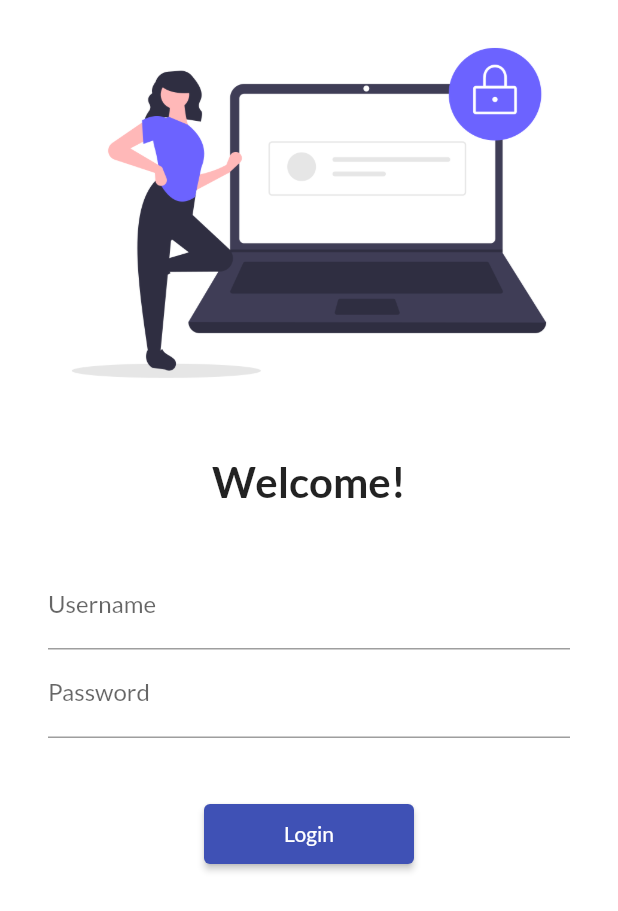
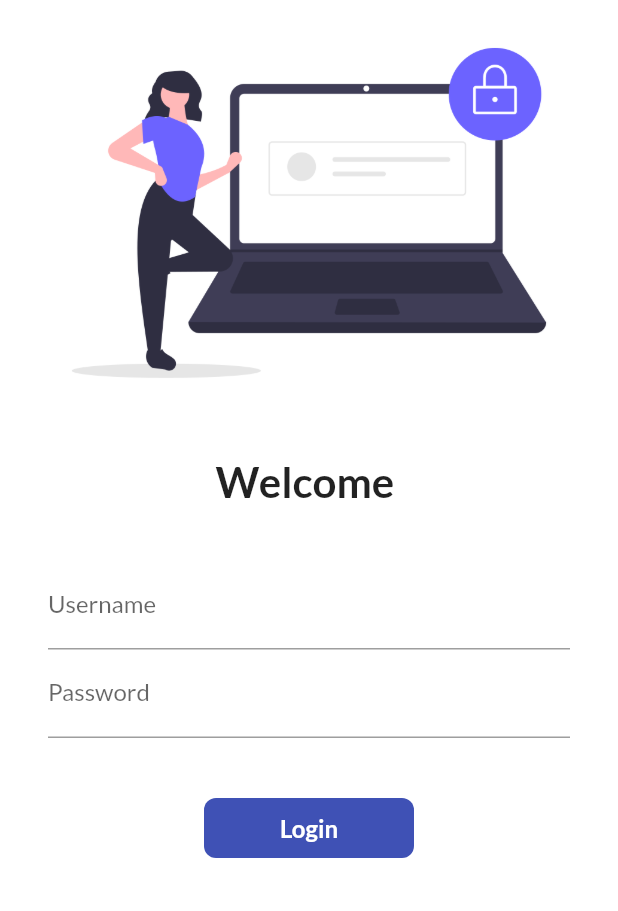
Before and after one commit to rameez03/learningFlutter, a Flutter app: the screen it shows after launch, on a phone screen of 412 x 824 dp. Shown: the top 911 px of the screen. Run offline on Flutter 3.47's test engine with Material 2 defaults, Android fonts, the phone set to English and light mode, and no system bars; our stand-ins replace google_fonts.

```diff
--- a/lib/pages/login.dart
+++ b/lib/pages/login.dart
@@ -1,8 +1,18 @@
+import 'dart:ui';
+
 import 'package:flutter/material.dart';
 import 'package:flutter_demo/main.dart';
 import 'package:flutter_demo/utils/routes.dart';
 
-class Login extends StatelessWidget {
+class Login extends StatefulWidget {
+  @override
+  State<Login> createState() => _LoginState();
+}
+
+class _LoginState extends State<Login> {
+  String name = "";
+  bool changeButton = false;
+
   @override
   Widget build(BuildContext context) {
     return Material(
@@ -18,7 +28,7 @@ class Login extends StatelessWidget {
               height: 20.0,
             ),
             Text(
-              "Welcome!",
+              "Welcome $name",
               style: TextStyle(fontSize: 28, fontWeight: FontWeight.bold),
             ),
             SizedBox(
@@ -32,6 +42,10 @@ class Login extends StatelessWidget {
                   TextFormField(
                     decoration: InputDecoration(
                         hintText: "Enter Username", labelText: "Username"),
+                    onChanged: (value) {
+                      name = value;
+                      setState(() {});
+                    },
                   ),
                   TextFormField(
                     obscureText: true,
@@ -41,13 +55,46 @@ class Login extends StatelessWidget {
                   SizedBox(
                     height: 40.0,
                   ),
-                  ElevatedButton(
-                    onPressed: () {
+                  InkWell(
+                    onTap: () async {
+                      setState(() {
+                        changeButton = true;
+                      });
+
+                      await Future.delayed(Duration(seconds: 1));
                       Navigator.pushNamed(context, MyRoutes.homeRoute);
                     },
-                    child: Text("Login"),
-                    style: TextButton.styleFrom(minimumSize: Size(140, 40)),
+                    child: AnimatedContainer(
+                      duration: Duration(seconds: 1),
+                      width: changeButton ? 40 : 140,
+                      height: 40,
+                      alignment: Alignment.center,
+                      child: changeButton
+                          ? Icon(
+                              Icons.done,
+                              color: Colors.white,
+                            )
+                          : Text(
+                              "Login",
+                              style: TextStyle(
+                                  color: Colors.white,
+                                  fontWeight: FontWeight.bold,
+                                  fontSize: 16),
+                            ),
+                      decoration: BoxDecoration(
+                        color: Colors.indigo,
+                        borderRadius:
+                            BorderRadius.circular(changeButton ? 40 : 8),
+                      ),
+                    ),
                   )
+                  // ElevatedButton(
+                  //   onPressed: () {
+                  //     Navigator.pushNamed(context, MyRoutes.homeRoute);
+                  //   },
+                  //   child: Text("Login"),
+                  //   style: TextButton.styleFrom(minimumSize: Size(140, 40)),
+                  // )
                 ],
               ),
             )
```
